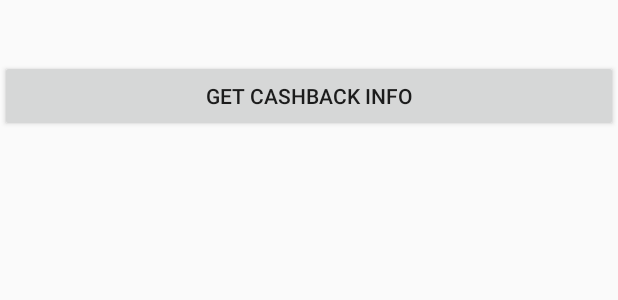
After one commit to vennix/WineApp, an Android app: the layout activity_event_clean_up_service.xml on its own in the app's theme, with its tools: preview values and no code run, on a phone screen of 412 x 824 dp. The commit adds this screen. Shown: the top 300 px of the screen. Run offline under Robolectric (Android 15) with nearby library versions, the phone set to English and light mode, and no system bars.

Commit message:
- intent service implemented for removing past events - notification in activity with broadcast

```diff
--- a/app/src/main/java/vennix/tk/wijngilde/daos/EventDAO.java
+++ b/app/src/main/java/vennix/tk/wijngilde/daos/EventDAO.java
@@ -6,6 +6,7 @@ import android.arch.persistence.room.Insert;
 import android.arch.persistence.room.OnConflictStrategy;
 import android.arch.persistence.room.Query;
 
+import java.util.Date;
 import java.util.List;
 
 import vennix.tk.wijngilde.entities.Event;
@@ -29,6 +30,9 @@ public interface EventDAO {
     @Query("DELETE FROM event WHERE event_id = :id")
     void delete(int id);
 
+    @Query("DELETE FROM event WHERE date < :date")
+    void deletePastEvents(Date date);
+
     // if data needs to be synchronized with UI
     @Query("SELECT * FROM event ORDER BY name ASC")
     LiveData<List<Event>> getAllEventsOderedByName();
--- a/app/src/main/java/vennix/tk/wijngilde/daos/KindDAO.java
+++ b/app/src/main/java/vennix/tk/wijngilde/daos/KindDAO.java
@@ -7,8 +7,6 @@ import android.arch.persistence.room.OnConflictStrategy;
 import android.arch.persistence.room.Query;
 
 import java.util.List;
-
-import vennix.tk.wijngilde.entities.Event;
 import vennix.tk.wijngilde.entities.Kind;
 import vennix.tk.wijngilde.entities.Wine;
 
--- a/app/src/main/java/vennix/tk/wijngilde/repositories/EventRepository.java
+++ b/app/src/main/java/vennix/tk/wijngilde/repositories/EventRepository.java
@@ -4,6 +4,7 @@ import android.app.Application;
 import android.arch.lifecycle.LiveData;
 import android.os.AsyncTask;
 
+import java.util.Date;
 import java.util.List;
 
 import vennix.tk.wijngilde.daos.EventDAO;
@@ -29,6 +30,10 @@ public class EventRepository {
         return events;
     }
 
+    public void deletePastEvents(Date date){
+        mEventDao.deletePastEvents(date);
+    }
+
     private static class GetEventsAsyncTask extends AsyncTask<Void, Void, LiveData<List<Event>>> {
         private EventDAO mEventDao;
 
--- /dev/null
+++ b/app/src/main/res/layout/activity_event_clean_up_service.xml
@@ -0,0 +1,19 @@
+<?xml version="1.0" encoding="utf-8"?>
+<LinearLayout xmlns:android="http://schemas.android.com/apk/res/android"
+    xmlns:tools="http://schemas.android.com/tools"
+    android:id="@+id/activity_intent_service"
+    android:layout_width="match_parent"
+    android:layout_height="match_parent"
+    android:orientation="vertical"
+    tools:context=".activities.EventCleanUpServiceActivity">
+    <TextView
+        android:id="@+id/result_text_view"
+        android:layout_width="wrap_content"
+        android:layout_height="40dp"></TextView>
+    <Button
+        android:id="@+id/button2"
+        android:layout_width="match_parent"
+        android:layout_height="wrap_content"
+        android:onClick="startCleanUpService"
+        android:text="Get Cashback Info"></Button>
+</LinearLayout>
--- a/app/src/main/res/menu/drawer_view.xml
+++ b/app/src/main/res/menu/drawer_view.xml
@@ -13,5 +13,9 @@
             android:id="@+id/nav_member"
             android:icon="@drawable/ic_menu_membership"
             android:title="@string/menu_membership" />
+        <item
+            android:id="@+id/events_clean_up"
+            android:icon="@drawable/ic_menu_membership"
+            android:title="@string/menu_events_clean_up" />
     </group>
 </menu>
--- /dev/null
+++ b/app/src/main/res/values/dimens.xml
@@ -0,0 +1,3 @@
+<resources>
+    <dimen name="fab_margin">16dp</dimen>
+</resources>
--- a/app/src/main/res/values/strings.xml
+++ b/app/src/main/res/values/strings.xml
@@ -14,4 +14,6 @@
     <string name="who_we_are_text">"We are a foundation that deals with everything that has to do with wine. For example, we organize a weekly evening to taste wine. Every week this evening is organized with a different theme. Furthermore, we organize annually different events to which all members are welcome. We also make a few ourselves wines that can be tasted and bought on every wine-tasting evening in our members' house. Since we already have 30 years of experience in this, we can still speak of a few top wines within our range. If you are interested in becoming a member, please read the 'Becoming a member' section. It explains how you can join your member make our union."</string>
     <string name="become_member_title">Becoming a member</string>
     <string name="become_member_text">You can become a member by registering at our secretary. He is present at every test evening and event. You will be annual membership fee of 25 € must be paid and you must enter some information. This will create a login and password with which you use this application will have the opportunity to register for events.</string>
+    <string name="menu_events_clean_up">Remove past events</string>
+    <string name="title_activity_event_clean_up_service">EventCleanUpServiceActivity</string>
 </resources>
--- a/app/src/main/res/values/styles.xml
+++ b/app/src/main/res/values/styles.xml
@@ -15,4 +15,8 @@
         <item name="android:paddingLeft">5dp</item>
         <item name="android:paddingRight">5dp</item>
     </style>
+
+    <style name="AppBarOverlay" parent="ThemeOverlay.AppCompat.Dark.ActionBar" />
+
+    <style name="PopupOverlay" parent="ThemeOverlay.AppCompat.Light" />
 </resources>
```
Also changed, not shown: app/src/main/AndroidManifest.xml (+21 -7 lines), app/src/main/java/vennix/tk/wijngilde/MainActivity.java (+14 -0 lines), app/src/main/java/vennix/tk/wijngilde/activities/EventCleanUpServiceActivity.java (added, +58 -0 lines), app/src/main/java/vennix/tk/wijngilde/services/EventCLeanUpIntentService.java (added, +60 -0 lines), app/src/main/res/layout/content_event_clean_up_service.xml (added, +11 -0 lines), 1 other file.
